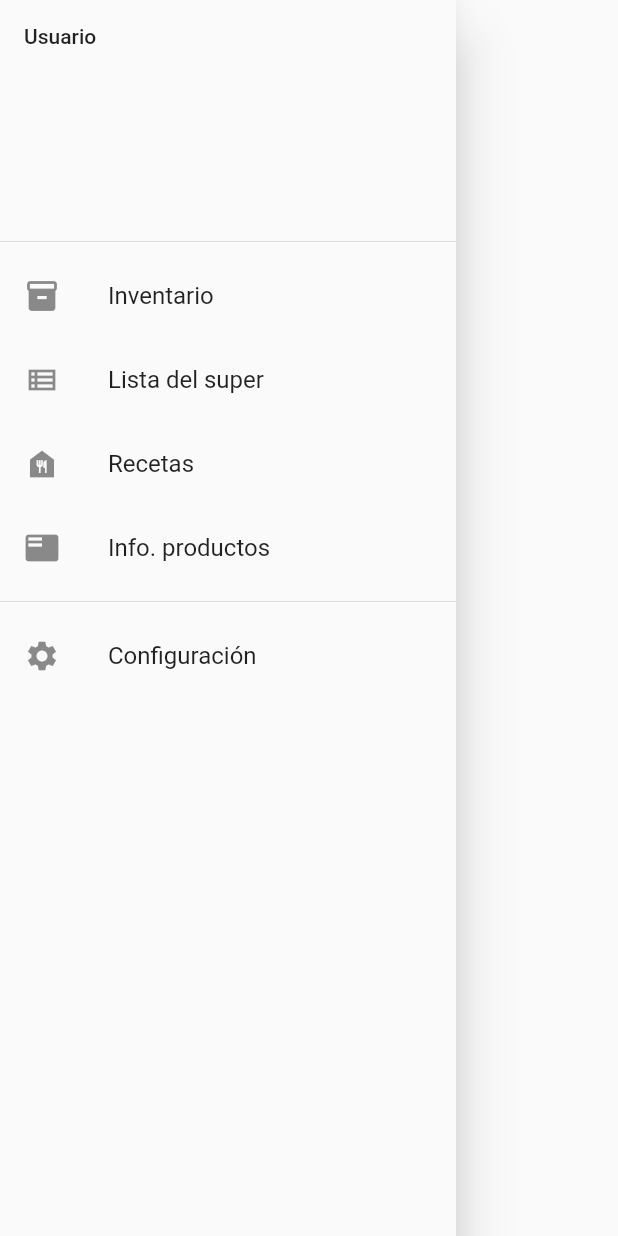
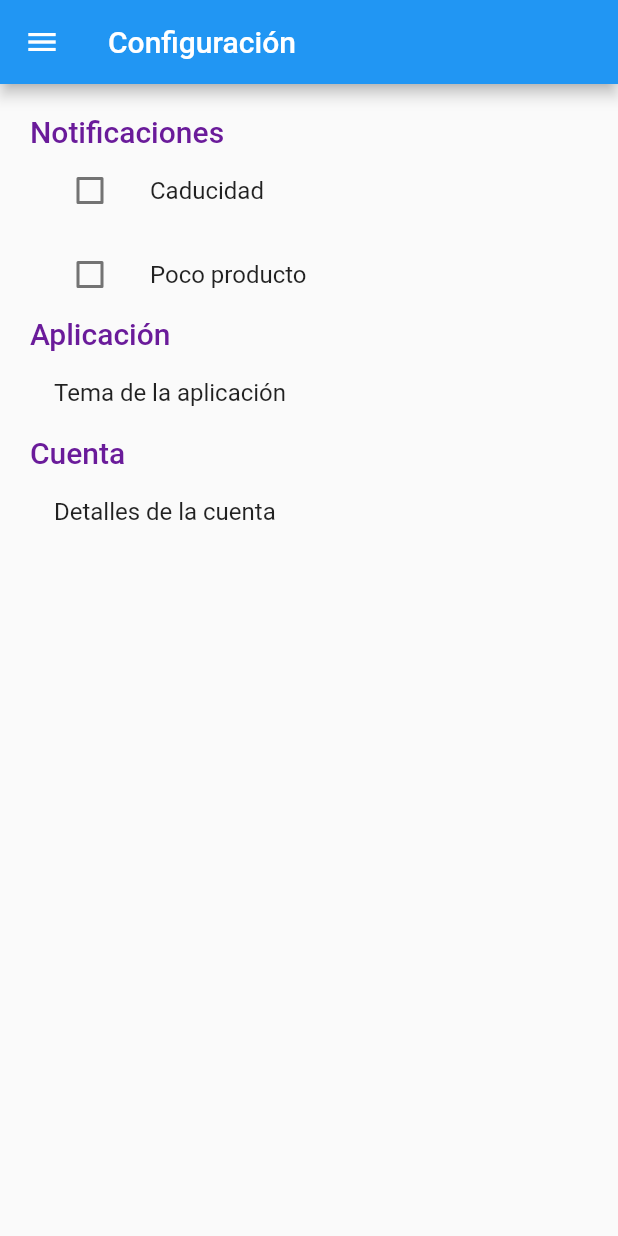
Before and after one commit to AlexMethod/kitchen_organizer_app, a Flutter app: the MainDrawer widget shown alone on an empty page, opened directly, after a tap on "Configuración", on a phone screen of 412 x 824 dp. Run offline on Flutter 3.47's test engine with Material 2 defaults, Android fonts, the light colour scheme and no system bars.

Commit message:
Pagina Configuracion vista estática

```diff
--- a/lib/main.dart
+++ b/lib/main.dart
@@ -1,6 +1,7 @@
 import 'package:flutter/material.dart';
 
 import 'pantallas/home.dart';
+import 'package:kitchen_organizer_app/pantallas/configuracion_page.dart';
 
 void main() {
   runApp(MyApp());
@@ -22,11 +23,16 @@
         // or simply save your changes to "hot reload" in a Flutter IDE).
         // Notice that the counter didn't reset back to zero; the application
         // is not restarted.
-        primarySwatch: Colors.blue,
+        primaryColor: Colors.blue,
+        accentColor: Colors.purple[800],
         // This makes the visual density adapt to the platform that you run
         // the app on. For desktop platforms, the controls will be smaller and
         // closer together (more dense) than on mobile platforms.
         visualDensity: VisualDensity.adaptivePlatformDensity,
+
+        textTheme: TextTheme(
+          headline6: TextStyle(color: Colors.purple[800]),
+        ),
       ),
       initialRoute: '/',
       routes: {
@@ -34,7 +40,7 @@
         '/recetas'       : ( BuildContext context ) => HomePage(),
         '/listaSuper'    : ( BuildContext context ) => HomePage(),
         '/infoProductos' : ( BuildContext context ) => HomePage(),
-        '/configuracion' : ( BuildContext context ) => HomePage(),
+        '/configuracion' : ( BuildContext context ) => ConfiguracionPage(),
       },
     );
   }
--- /dev/null
+++ b/lib/pantallas/configuracion_page.dart
@@ -0,0 +1,64 @@
+import 'package:flutter/material.dart';
+
+import 'package:kitchen_organizer_app/widgets/main_drawer.dart';
+
+class ConfiguracionPage extends StatelessWidget {
+  @override
+  Widget build(BuildContext context) {
+    return Scaffold(
+      appBar: AppBar(
+        title: Text('Configuración'),
+      ),
+      drawer: MainDrawer(),
+      body: ListView(
+        padding: EdgeInsets.all(20.0),
+        children: <Widget>[
+          Text(
+            'Notificaciones',
+            style: Theme.of(context).textTheme.headline6,
+          ),
+          ListTile(
+            leading: Checkbox(
+              onChanged: (value){},
+              value: false,
+            ),
+            title: Text('Caducidad'),
+          ),
+          ListTile(
+            leading: Checkbox(
+              onChanged: (value){},
+              value: false,
+            ),
+            title: Text('Poco producto'),
+          ),
+          Text(
+            'Aplicación',
+            style: Theme.of(context).textTheme.headline6,
+          ),
+          InkWell(
+            onTap: (){},
+            child: ListTile(
+              title: Text(
+                'Tema de la aplicación',
+                textAlign: TextAlign.left,
+              ),
+            ),
+          ),
+          Text(
+            'Cuenta',
+            style: Theme.of(context).textTheme.headline6,
+          ),
+          InkWell(
+            onTap: (){},
+            child: ListTile(
+              title: Text(
+                'Detalles de la cuenta',
+                textAlign: TextAlign.left,
+              ),
+            ),
+          ),
+        ],
+      ),
+    );
+  }
+}
--- a/lib/widgets/main_drawer.dart
+++ b/lib/widgets/main_drawer.dart
@@ -15,7 +15,7 @@
           _botonDrawer(Icons.food_bank, 'Recetas', context: context, ruta: ''),
           _botonDrawer(Icons.featured_play_list, 'Info. productos', context: context, ruta: ''),
           Divider(),
-          _botonDrawer(Icons.settings, 'Configuración', context: context, ruta: ''),
+          _botonDrawer(Icons.settings, 'Configuración', context: context, ruta: '/configuracion'),
         ],
       ),
     );
```
